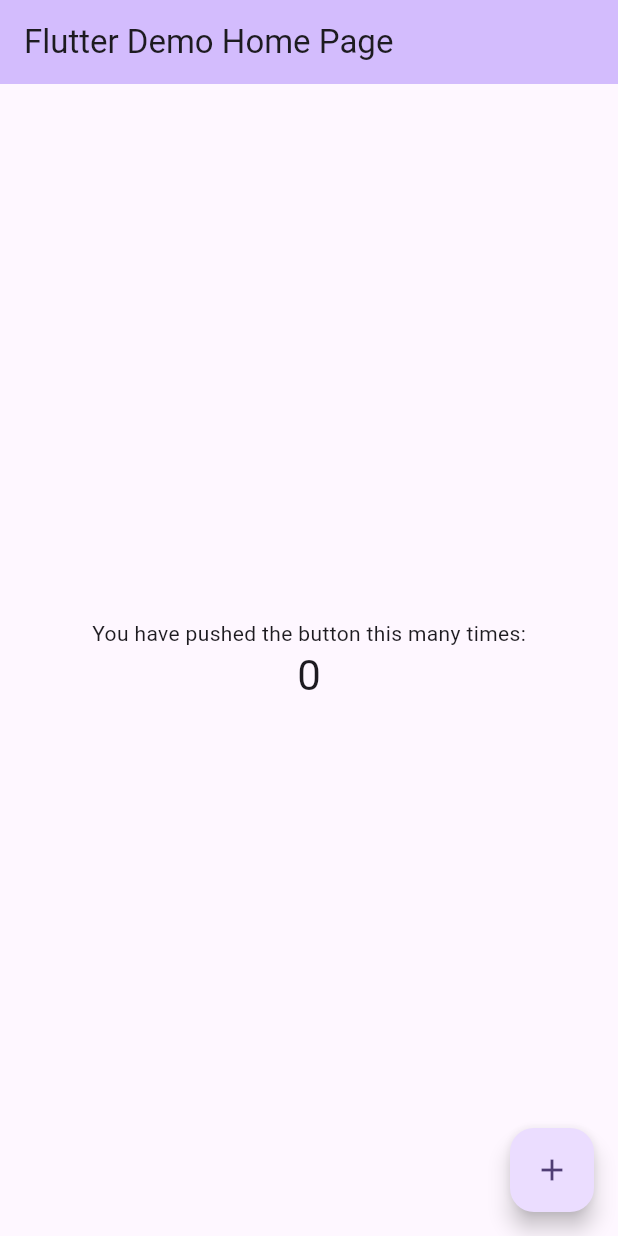
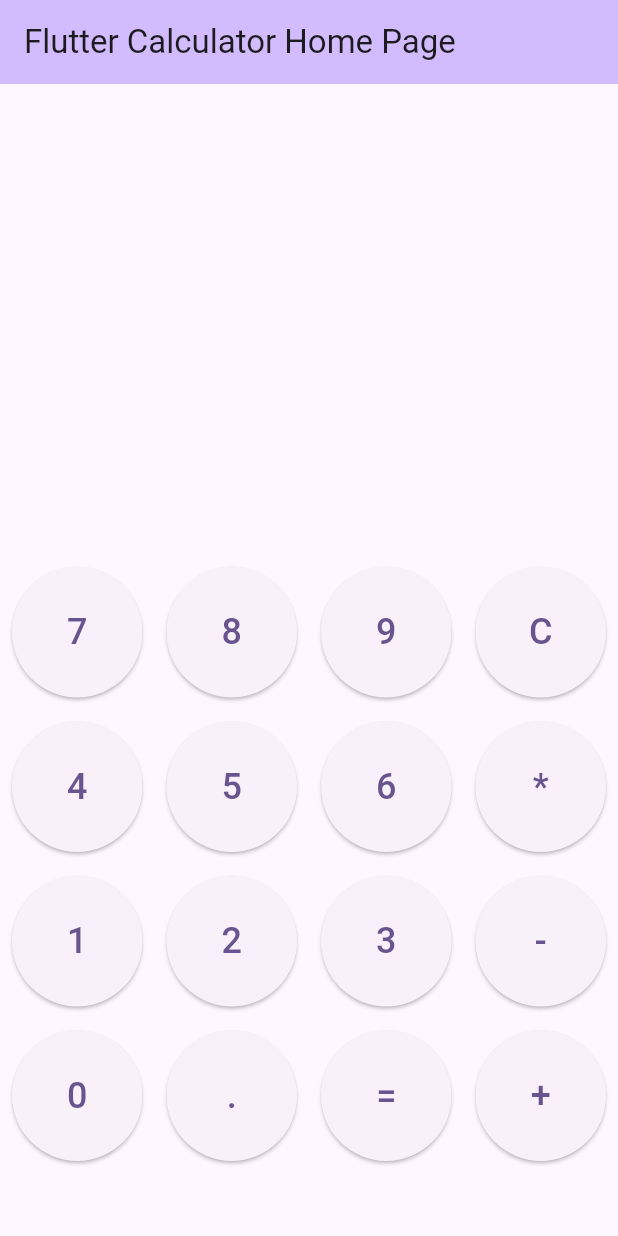
Before and after one commit to MedjiDedji/calculator, a Flutter app: the screen it shows after launch, on a phone screen of 412 x 824 dp. Run offline on Flutter 3.47's test engine with Material 3 defaults, Android fonts, the phone set to English and light mode, and no system bars.

Commit message:
- Decomposed projects into small widgets. - Used value notifiers for the screen text. - Result button not working yet. - Missing division button.

```diff
--- /dev/null
+++ b/lib/data/notifiers.dart
@@ -0,0 +1,3 @@
+import 'package:flutter/material.dart';
+
+ValueNotifier<String> equationNotifier = ValueNotifier<String>('');
--- a/lib/main.dart
+++ b/lib/main.dart
@@ -1,51 +1,30 @@
+import 'package:calculator/views/calc_buttons.dart';
+import 'package:calculator/views/calc_screen.dart';
 import 'package:flutter/material.dart';
 
 void main() {
-  runApp(const MyApp());
+  runApp(const Calculator());
 }
 
-class MyApp extends StatelessWidget {
-  const MyApp({super.key});
+class Calculator extends StatelessWidget {
+  const Calculator({super.key});
 
   // This widget is the root of your application.
   @override
   Widget build(BuildContext context) {
     return MaterialApp(
-      title: 'Flutter Demo',
+      title: 'Flutter Calculator',
       theme: ThemeData(
-        // This is the theme of your application.
-        //
-        // TRY THIS: Try running your application with "flutter run". You'll see
-        // the application has a purple toolbar. Then, without quitting the app,
-        // try changing the seedColor in the colorScheme below to Colors.green
-        // and then invoke "hot reload" (save your changes or press the "hot
-        // reload" button in a Flutter-supported IDE, or press "r" if you used
-        // the command line to start the app).
-        //
-        // Notice that the counter didn't reset back to zero; the application
-        // state is not lost during the reload. To reset the state, use hot
-        // restart instead.
-        //
-        // This works for code too, not just values: Most code changes can be
-        // tested with just a hot reload.
         colorScheme: ColorScheme.fromSeed(seedColor: Colors.deepPurple),
       ),
-      home: const MyHomePage(title: 'Flutter Demo Home Page'),
+      home: const MyHomePage(title: 'Flutter Calculator Home Page'),
+      debugShowCheckedModeBanner: false,
     );
   }
 }
 
 class MyHomePage extends StatefulWidget {
   const MyHomePage({super.key, required this.title});
-
-  // This widget is the home page of your application. It is stateful, meaning
-  // that it has a State object (defined below) that contains fields that affect
-  // how it looks.
-
-  // This class is the configuration for the state. It holds the values (in this
-  // case the title) provided by the parent (in this case the App widget) and
-  // used by the build method of the State. Fields in a Widget subclass are
-  // always marked "final".
 
   final String title;
 
@@ -54,69 +33,19 @@ class MyHomePage extends StatefulWidget {
 }
 
 class _MyHomePageState extends State<MyHomePage> {
-  int _counter = 0;
-
-  void _incrementCounter() {
-    setState(() {
-      // This call to setState tells the Flutter framework that something has
-      // changed in this State, which causes it to rerun the build method below
-      // so that the display can reflect the updated values. If we changed
-      // _counter without calling setState(), then the build method would not be
-      // called again, and so nothing would appear to happen.
-      _counter++;
-    });
-  }
-
   @override
   Widget build(BuildContext context) {
-    // This method is rerun every time setState is called, for instance as done
-    // by the _incrementCounter method above.
-    //
-    // The Flutter framework has been optimized to make rerunning build methods
-    // fast, so that you can just rebuild anything that needs updating rather
-    // than having to individually change instances of widgets.
     return Scaffold(
       appBar: AppBar(
-        // TRY THIS: Try changing the color here to a specific color (to
-        // Colors.amber, perhaps?) and trigger a hot reload to see the AppBar
-        // change color while the other colors stay the same.
         backgroundColor: Theme.of(context).colorScheme.inversePrimary,
-        // Here we take the value from the MyHomePage object that was created by
-        // the App.build method, and use it to set our appbar title.
         title: Text(widget.title),
       ),
       body: Center(
-        // Center is a layout widget. It takes a single child and positions it
-        // in the middle of the parent.
         child: Column(
-          // Column is also a layout widget. It takes a list of children and
-          // arranges them vertically. By default, it sizes itself to fit its
-          // children horizontally, and tries to be as tall as its parent.
-          //
-          // Column has various properties to control how it sizes itself and
-          // how it positions its children. Here we use mainAxisAlignment to
-          // center the children vertically; the main axis here is the vertical
-          // axis because Columns are vertical (the cross axis would be
-          // horizontal).
-          //
-          // TRY THIS: Invoke "debug painting" (choose the "Toggle Debug Paint"
-          // action in the IDE, or press "p" in the console), to see the
-          // wireframe for each widget.
           mainAxisAlignment: MainAxisAlignment.center,
-          children: <Widget>[
-            const Text('You have pushed the button this many times:'),
-            Text(
-              '$_counter',
-              style: Theme.of(context).textTheme.headlineMedium,
-            ),
-          ],
+          children: <Widget>[CalcScreen(), CalcButtons()],
         ),
       ),
-      floatingActionButton: FloatingActionButton(
-        onPressed: _incrementCounter,
-        tooltip: 'Increment',
-        child: const Icon(Icons.add),
-      ), // This trailing comma makes auto-formatting nicer for build methods.
     );
   }
 }
--- /dev/null
+++ b/lib/views/calc_buttons.dart
@@ -0,0 +1,70 @@
+import 'package:flutter/material.dart';
+import 'package:calculator/data/notifiers.dart';
+
+class CalcButtons extends StatelessWidget {
+  const CalcButtons({super.key});
+
+  void addToExpression(String digit) {
+    equationNotifier.value += digit;
+  }
+
+  void clearExpression() {
+    equationNotifier.value = '';
+  }
+
+  @override
+  Widget build(BuildContext context) {
+    final buttons = [
+      '7',
+      '8',
+      '9',
+      'C',
+      '4',
+      '5',
+      '6',
+      '*',
+      '1',
+      '2',
+      '3',
+      '-',
+      '0',
+      '.',
+      '=',
+      '+',
+    ];
+
+    final actions = [
+      () => addToExpression('7'),
+      () => addToExpression('8'),
+      () => addToExpression('9'),
+      clearExpression,
+      () => addToExpression('4'),
+      () => addToExpression('5'),
+      () => addToExpression('6'),
+      () => addToExpression('×'),
+      () => addToExpression('1'),
+      () => addToExpression('2'),
+      () => addToExpression('3'),
+      () => addToExpression('−'),
+      () => addToExpression('0'),
+      () => addToExpression('.'),
+      () {},
+      () => addToExpression('+'),
+    ];
+
+    return GridView.count(
+      crossAxisCount: 4,
+      shrinkWrap: true,
+      physics: NeverScrollableScrollPhysics(),
+      children: List.generate(buttons.length, (index) {
+        return Padding(
+          padding: const EdgeInsets.all(8.0),
+          child: ElevatedButton(
+            onPressed: actions[index],
+            child: Text(buttons[index], style: TextStyle(fontSize: 24)),
+          ),
+        );
+      }),
+    );
+  }
+}
--- /dev/null
+++ b/lib/views/calc_screen.dart
@@ -0,0 +1,30 @@
+import 'package:calculator/data/notifiers.dart';
+import 'package:flutter/material.dart';
+
+class CalcScreen extends StatefulWidget {
+  const CalcScreen({super.key});
+
+  @override
+  State<CalcScreen> createState() => CalcScreenState();
+}
+
+class CalcScreenState extends State<CalcScreen> {
+  @override
+  Widget build(BuildContext context) {
+    return ValueListenableBuilder(
+      valueListenable: equationNotifier,
+      builder: (context, equation, child) {
+        return SizedBox(
+          height: MediaQuery.of(context).size.height * 0.33,
+          width: double.infinity,
+          child: FittedBox(
+            child: Wrap(
+              alignment: WrapAlignment.end,
+              children: [Text(equation)],
+            ),
+          ),
+        );
+      },
+    );
+  }
+}
```
Also changed, not shown: 1 other file.
